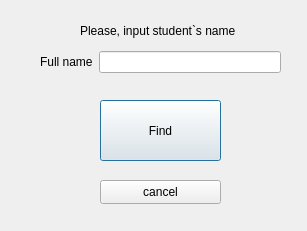
albaSANDROS/DIPLOMA-PROJECT.-Multi-user-client-server-application-e-journal, file QTcreator/Diary/check_student.ui: the form before one commit.
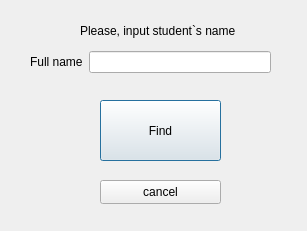
The form after the commit.

What changed in the file:
```diff
--- a/QTcreator/Diary/check_student.ui
+++ b/QTcreator/Diary/check_student.ui
@@ -55,7 +55,7 @@
   <widget class="QWidget" name="">
    <property name="geometry">
     <rect>
-     <x>40</x>
+     <x>30</x>
      <y>50</y>
      <width>241</width>
      <height>24</height>
```
